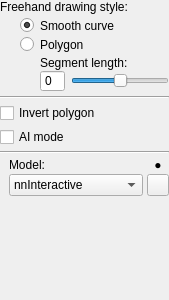
Qt form GUI/Qt/Components/PolygonToolPanel.ui (pyushkevich/itksnap) before a commit.
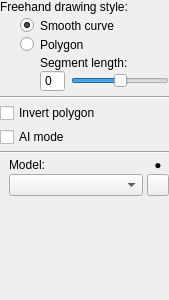
The same form after that commit. Icons and pictures are not drawn.

Patch:
```diff
--- a/GUI/Qt/Components/PolygonToolPanel.ui
+++ b/GUI/Qt/Components/PolygonToolPanel.ui
@@ -287,11 +287,6 @@
            <property name="styleSheet">
             <string notr="true"/>
            </property>
-           <item>
-            <property name="text">
-             <string>nnInteractive</string>
-            </property>
-           </item>
           </widget>
          </item>
          <item row="1" column="1">
```
